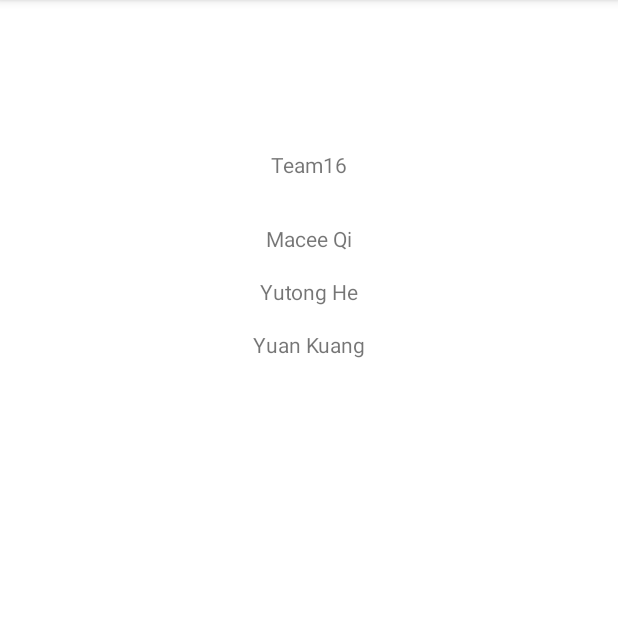
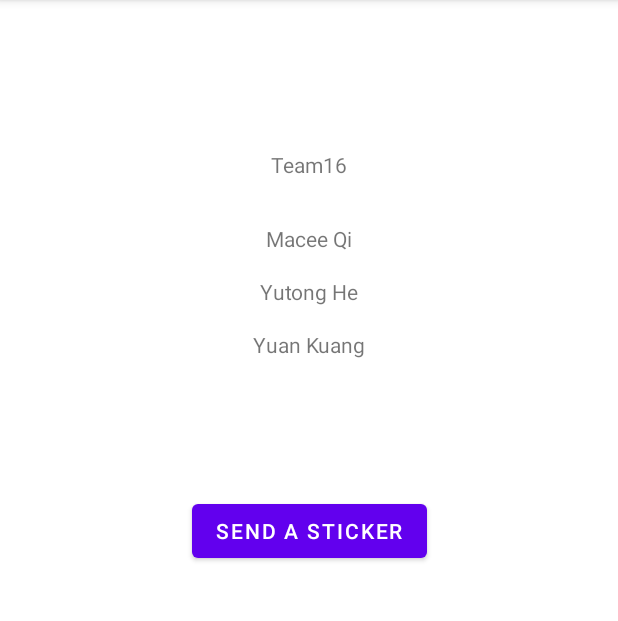
Before and after one commit to nala-he/NUMAD23Sp_Team16, an Android app: the AboutActivity screen opened directly, with no data from a screen before it, on a phone screen of 412 x 824 dp, the part 84-705 px from its top. Run offline under Robolectric (Android 15) with nearby library versions, the phone set to English and light mode, and no system bars.

Commit message:
add a send sticker button in AboutActivity click this button, display 4 stickers in a recyclerview

```diff
--- a/app/src/main/AndroidManifest.xml
+++ b/app/src/main/AndroidManifest.xml
@@ -16,6 +16,9 @@
         android:theme="@style/Theme.NUMAD23Sp_Team16"
         tools:targetApi="31">
         <activity
+            android:name=".StickerActivity"
+            android:exported="false" />
+        <activity
             android:name=".AboutActivity"
             android:exported="false" />
         <activity
--- a/app/src/main/java/edu/northeastern/numad23sp_team16/AboutActivity.java
+++ b/app/src/main/java/edu/northeastern/numad23sp_team16/AboutActivity.java
@@ -2,13 +2,26 @@ package edu.northeastern.numad23sp_team16;
 
 import androidx.appcompat.app.AppCompatActivity;
 
+import android.content.Intent;
 import android.os.Bundle;
+import android.view.View;
+import android.widget.Button;
 
 public class AboutActivity extends AppCompatActivity {
+    Button button;
 
     @Override
     protected void onCreate(Bundle savedInstanceState) {
         super.onCreate(savedInstanceState);
         setContentView(R.layout.activity_about);
+        button = findViewById(R.id.sticker_btn);
+        button.setOnClickListener(new View.OnClickListener() {
+            @Override
+            public void onClick(View v) {
+                startActivity(new Intent(AboutActivity.this, StickerActivity.class));
+            }
+        });
     }
+
+
 }
--- a/app/src/main/res/layout/activity_about.xml
+++ b/app/src/main/res/layout/activity_about.xml
@@ -45,4 +45,15 @@
         app:layout_constraintEnd_toEndOf="parent"
         app:layout_constraintStart_toStartOf="parent"
         app:layout_constraintTop_toBottomOf="@+id/member_name_2" />
+
+    <Button
+        android:id="@+id/sticker_btn"
+        android:layout_width="wrap_content"
+        android:layout_height="wrap_content"
+        android:text="@string/send_a_sticker"
+        app:layout_constraintBottom_toBottomOf="parent"
+        app:layout_constraintEnd_toEndOf="parent"
+        app:layout_constraintStart_toStartOf="parent"
+        app:layout_constraintTop_toBottomOf="@+id/member_name_3"
+        app:layout_constraintVertical_bias="0.189" />
 </androidx.constraintlayout.widget.ConstraintLayout>
--- a/app/src/main/res/values/strings.xml
+++ b/app/src/main/res/values/strings.xml
@@ -20,4 +20,6 @@
     <string name="macee_qi">Macee Qi</string>
     <string name="yutong_he">Yutong He</string>
     <string name="yuan_kuang">Yuan Kuang</string>
+    <string name="send_a_sticker">send a sticker</string>
+    <string name="tap_a_sticker_and_send_to_friend">tap a sticker and send to friend</string>
 </resources>
```
Also changed, not shown: app/build.gradle (+15 -15 lines).
